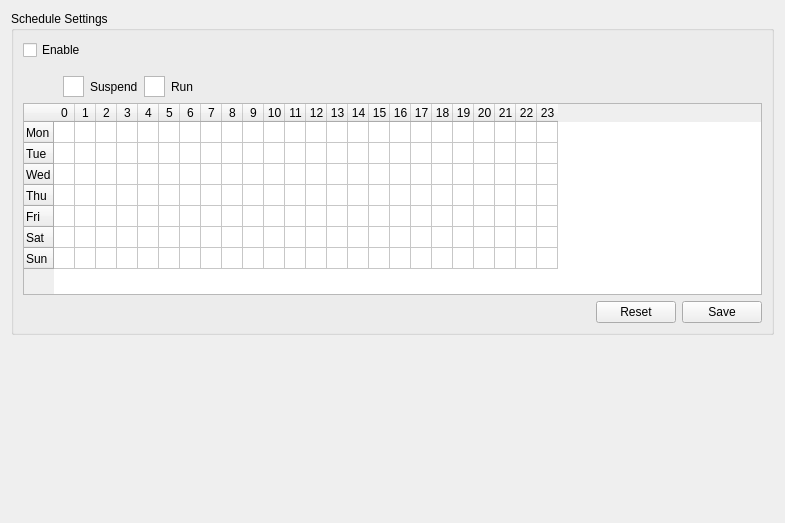
This is src/gui/schedulesettings.ui in nextcloud/desktop as Qt 5 draws it before an edit. The edited form follows.
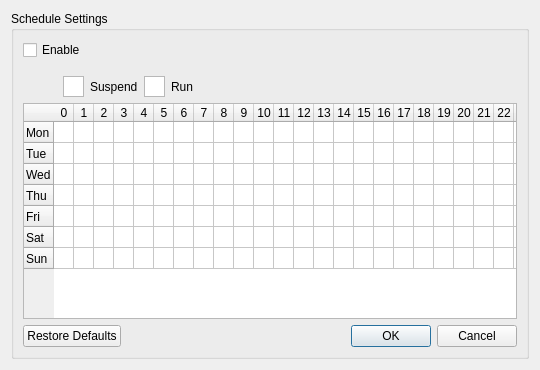
This is the edited form.

Commit message: Change Schedule Widget to Dialog

```diff
--- a/src/gui/schedulesettings.ui
+++ b/src/gui/schedulesettings.ui
@@ -1,15 +1,21 @@
 <?xml version="1.0" encoding="UTF-8"?>
 <ui version="4.0">
  <class>OCC::ScheduleSettings</class>
- <widget class="QWidget" name="OCC::ScheduleSettings">
+ <widget class="QDialog" name="OCC::ScheduleSettings">
   <property name="geometry">
    <rect>
     <x>0</x>
     <y>0</y>
-    <width>785</width>
-    <height>523</height>
+    <width>540</width>
+    <height>370</height>
    </rect>
   </property>
+  <property name="minimumSize">
+   <size>
+    <width>540</width>
+    <height>370</height>
+   </size>
+  </property>
   <property name="windowTitle">
    <string notr="true">Form</string>
   </property>
@@ -179,6 +185,18 @@
       </item>
       <item>
        <widget class="QTableWidget" name="scheduleTableWidget">
+        <property name="minimumSize">
+         <size>
+          <width>474</width>
+          <height>192</height>
+         </size>
+        </property>
+        <property name="verticalScrollBarPolicy">
+         <enum>Qt::ScrollBarAlwaysOff</enum>
+        </property>
+        <property name="horizontalScrollBarPolicy">
+         <enum>Qt::ScrollBarAlwaysOff</enum>
+        </property>
         <property name="cornerButtonEnabled">
          <bool>false</bool>
         </property>
@@ -195,10 +213,10 @@
          <bool>true</bool>
         </attribute>
         <attribute name="horizontalHeaderDefaultSectionSize">
-         <number>21</number>
+         <number>19</number>
         </attribute>
         <attribute name="horizontalHeaderMinimumSectionSize">
-         <number>21</number>
+         <number>19</number>
         </attribute>
         <attribute name="verticalHeaderVisible">
          <bool>true</bool>
@@ -372,29 +390,9 @@
       <item>
        <layout class="QHBoxLayout" name="horizontalLayout_2">
         <item>
-         <spacer name="horizontalSpacer">
-          <property name="orientation">
-           <enum>Qt::Horizontal</enum>
-          </property>
-          <property name="sizeHint" stdset="0">
-           <size>
-            <width>40</width>
-            <height>20</height>
-           </size>
-          </property>
-         </spacer>
-        </item>
-        <item>
-         <widget class="QPushButton" name="resetButton">
-          <property name="text">
-           <string>Reset</string>
-          </property>
-         </widget>
-        </item>
-        <item>
-         <widget class="QPushButton" name="saveButton">
-          <property name="text">
-           <string>Save</string>
+         <widget class="QDialogButtonBox" name="buttonBox">
+          <property name="standardButtons">
+           <set>QDialogButtonBox::Cancel|QDialogButtonBox::Ok|QDialogButtonBox::RestoreDefaults</set>
           </property>
          </widget>
         </item>
@@ -403,19 +401,6 @@
      </layout>
     </widget>
    </item>
-   <item row="1" column="0">
-    <spacer name="verticalSpacer">
-     <property name="orientation">
-      <enum>Qt::Vertical</enum>
-     </property>
-     <property name="sizeHint" stdset="0">
-      <size>
-       <width>20</width>
-       <height>40</height>
-      </size>
-     </property>
-    </spacer>
-   </item>
   </layout>
  </widget>
  <resources>
```
Left out of the diff: 8 changed lines with no effect on the pictures. The commit also changes 10 other files.
